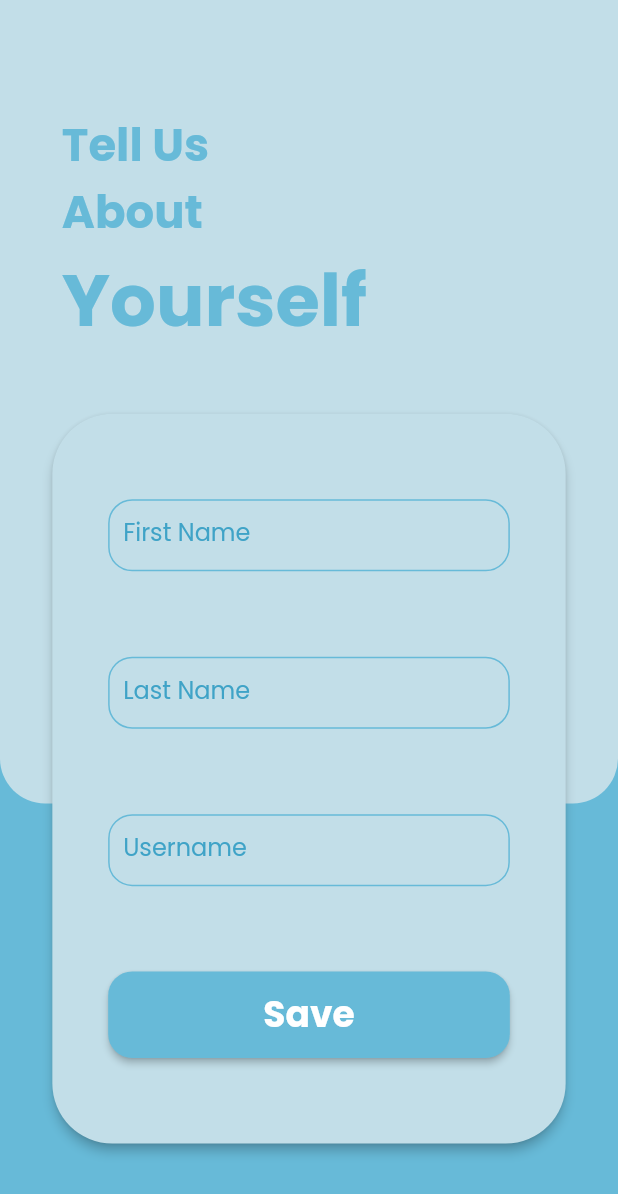
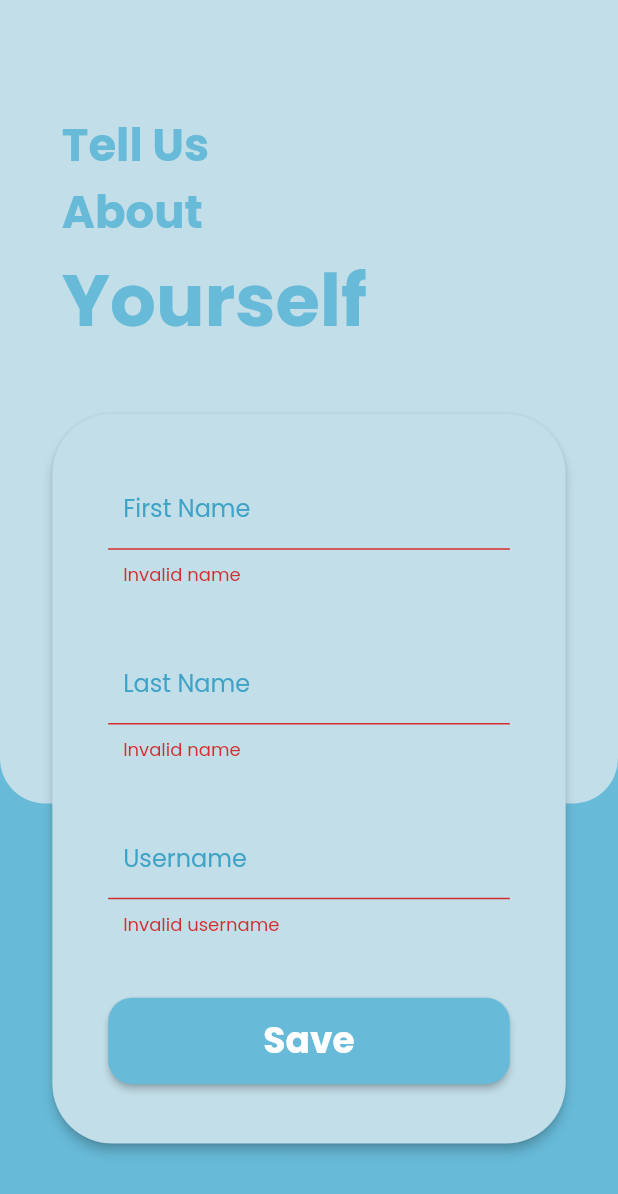
Before and after one commit to elecTRON-Fellowship/raven-frontend, a Flutter app: the UserInfoScreen screen opened by its route, after a tap on "Save", on a phone screen of 412 x 824 dp. Shown: the top 1194 px of the screen. Run offline on Flutter 3.47's test engine with Material 2 defaults, Android fonts, the phone set to English and light mode, and no system bars; our stand-ins replace google_fonts, shared_preferences; missing offline and left inert: fzregex; accounts and stored records are empty; network calls fail.

Commit message:
Add form validation

```diff
--- a/lib/widgets/user_info_screen/first_name_edit_text.dart
+++ b/lib/widgets/user_info_screen/first_name_edit_text.dart
@@ -1,4 +1,6 @@
 import 'package:flutter/material.dart';
+import 'package:fzregex/utils/fzregex.dart';
+import 'package:fzregex/utils/pattern.dart';
 
 class FirstNameEditText extends StatelessWidget {
   final firstNameController;
@@ -9,7 +11,7 @@ class FirstNameEditText extends StatelessWidget {
   Widget build(BuildContext context) {
     return Container(
       width: MediaQuery.of(context).size.width * 0.65,
-      child: TextField(
+      child: TextFormField(
         textCapitalization: TextCapitalization.words,
         controller: this.firstNameController,
         keyboardType: TextInputType.name,
@@ -40,6 +42,13 @@ class FirstNameEditText extends StatelessWidget {
             color: Theme.of(context).primaryColorDark,
           ),
         ),
+        validator: (value) {
+          var isValid = Fzregex.hasMatch(value!, FzPattern.name);
+          if (!isValid) {
+            return "Invalid name";
+          }
+          return null;
+        },
       ),
     );
   }
--- a/lib/widgets/user_info_screen/last_name_edit_text.dart
+++ b/lib/widgets/user_info_screen/last_name_edit_text.dart
@@ -1,4 +1,6 @@
 import 'package:flutter/material.dart';
+import 'package:fzregex/utils/fzregex.dart';
+import 'package:fzregex/utils/pattern.dart';
 
 class LastNameEditText extends StatelessWidget {
   final lastNameController;
@@ -9,7 +11,7 @@ class LastNameEditText extends StatelessWidget {
   Widget build(BuildContext context) {
     return Container(
       width: MediaQuery.of(context).size.width * 0.65,
-      child: TextField(
+      child: TextFormField(
         textCapitalization: TextCapitalization.words,
         controller: this.lastNameController,
         keyboardType: TextInputType.name,
@@ -40,6 +42,13 @@ class LastNameEditText extends StatelessWidget {
             color: Theme.of(context).primaryColorDark,
           ),
         ),
+        validator: (value) {
+          var isValid = Fzregex.hasMatch(value!, FzPattern.name);
+          if (!isValid) {
+            return "Invalid name";
+          }
+          return null;
+        },
       ),
     );
   }
--- a/lib/widgets/user_info_screen/main_card_user_info.dart
+++ b/lib/widgets/user_info_screen/main_card_user_info.dart
@@ -19,6 +19,7 @@ class _MainCardUserInfoState extends State<MainCardUserInfo> {
   final _firstNameController = TextEditingController();
   final _lastNameController = TextEditingController();
   final _usernameController = TextEditingController();
+  final _saveFormKey = GlobalKey<FormState>();
 
   void onSaveButtonPressed(BuildContext context) {
     Provider.of<User>(context, listen: false)
@@ -30,8 +31,14 @@ class _MainCardUserInfoState extends State<MainCardUserInfo> {
             widget.signUpCredentials['password'].toString(),
             widget.signUpCredentials['phoneNumber'].toString())
         .then((res) {
+      if (res) {
         Navigator.of(context)
             .pushNamedAndRemoveUntil('/conversations', (route) => false);
+      } else {
+        ScaffoldMessenger.of(context).showSnackBar(
+          SnackBar(content: const Text("There was an error")),
+        );
+      }
     });
   }
 
@@ -41,14 +48,17 @@ class _MainCardUserInfoState extends State<MainCardUserInfo> {
       color: Theme.of(context).primaryColorLight,
       elevation: 3.0,
       shape: RoundedRectangleBorder(borderRadius: BorderRadius.circular(40.0)),
+      child: Form(
+        key: _saveFormKey,
         child: Column(
           mainAxisAlignment: MainAxisAlignment.spaceEvenly,
           children: [
             FirstNameEditText(_firstNameController),
             LastNameEditText(_lastNameController),
             UsernameEditText(_usernameController),
-          SaveButton(() => onSaveButtonPressed(context)),
+            SaveButton(() => onSaveButtonPressed(context), _saveFormKey),
           ],
+        ),
       ),
     );
   }
--- a/lib/widgets/user_info_screen/save_button.dart
+++ b/lib/widgets/user_info_screen/save_button.dart
@@ -3,13 +3,19 @@ import 'package:google_fonts/google_fonts.dart';
 
 class SaveButton extends StatelessWidget {
   final Function saveUser;
+  final GlobalKey<FormState> _saveFormKey;
 
-  SaveButton(this.saveUser);
+  SaveButton(this.saveUser, this._saveFormKey);
 
   @override
   Widget build(BuildContext context) {
     return ElevatedButton(
-      onPressed: () => this.saveUser(),
+      //onPressed: () => this.saveUser(),
+      onPressed: () {
+        if (_saveFormKey.currentState!.validate()) {
+          this.saveUser();
+        }
+      },
       child: Text(
         "Save",
         style: GoogleFonts.poppins(
--- a/lib/widgets/user_info_screen/username_edit_text.dart
+++ b/lib/widgets/user_info_screen/username_edit_text.dart
@@ -1,4 +1,6 @@
 import 'package:flutter/material.dart';
+import 'package:fzregex/utils/fzregex.dart';
+import 'package:fzregex/utils/pattern.dart';
 
 class UsernameEditText extends StatelessWidget {
   final usernameController;
@@ -9,7 +11,7 @@ class UsernameEditText extends StatelessWidget {
   Widget build(BuildContext context) {
     return Container(
       width: MediaQuery.of(context).size.width * 0.65,
-      child: TextField(
+      child: TextFormField(
         controller: this.usernameController,
         keyboardType: TextInputType.text,
         textInputAction: TextInputAction.next,
@@ -39,6 +41,14 @@ class UsernameEditText extends StatelessWidget {
             color: Theme.of(context).primaryColorDark,
           ),
         ),
+        validator: (value) {
+          var isValid = Fzregex.hasMatch(value!, FzPattern.name);
+          if (!isValid) {
+            return "Invalid username";
+          }
+          //add checks for special characters
+          return null;
+        },
       ),
     );
   }
--- a/pubspec.yaml
+++ b/pubspec.yaml
@@ -32,7 +32,8 @@ dependencies:
   provider: ^5.0.0
   http: ^0.13.3
   shared_preferences: ^2.0.6
-  carousel_slider: ^3.0.0
+  fzregex: ^2.0.0
+  # carousel_slider: ^3.0.0
 
 dev_dependencies:
   flutter_test:
```
Also changed, not shown: lib/providers/user.dart (+7 -2 lines), lib/screens/tickets.dart (+18 -18 lines), lib/widgets/login_screen/login_button.dart (+8 -2 lines), lib/widgets/login_screen/main_card.dart (+11 -1 lines), lib/widgets/login_screen/password_edit_text.dart (+11 -1 lines), lib/widgets/login_screen/phone_number_text_field.dart (+11 -1 lines), lib/widgets/sign_up_screen/email_edit_text.dart (+10 -1 lines), lib/widgets/sign_up_screen/main_card_sign_up.dart (+5 -2 lines), lib/widgets/sign_up_screen/password_edit_text_sign_up.dart (+15 -1 lines), lib/widgets/sign_up_screen/phone_number_edit_text_sign_up.dart (+11 -1 lines), lib/widgets/sign_up_screen/sign_up_button_sign_up.dart (+8 -2 lines), pubspec.lock. Lines whose indentation alone changed are shown as unchanged.
